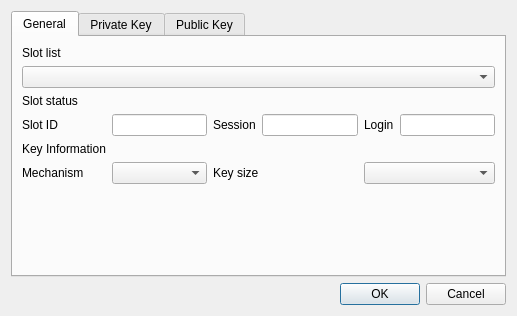
Old version of the form HsmMan/gen_key_pair_dlg.ui in the repository jykim74/CryptokiMan.
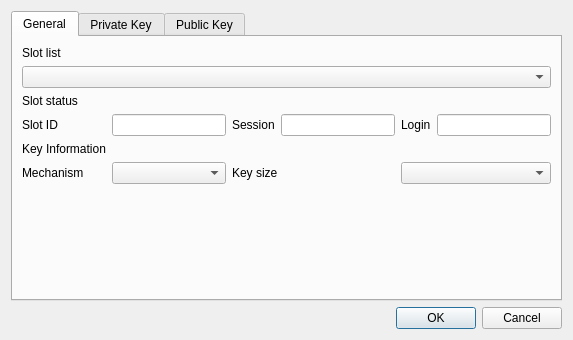
New version of the form.

What changed in the file:
```diff
--- a/HsmMan/gen_key_pair_dlg.ui
+++ b/HsmMan/gen_key_pair_dlg.ui
@@ -6,8 +6,8 @@
    <rect>
     <x>0</x>
     <y>0</y>
-    <width>517</width>
-    <height>316</height>
+    <width>573</width>
+    <height>340</height>
    </rect>
   </property>
   <property name="windowTitle">
```
